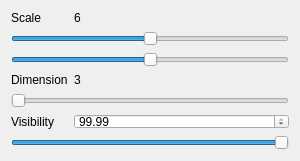
The window that AdenitaCoreSE/form/SEAdenitaVisualModelProperties.ui (edellano/Adenita-SAMSON-Edition) describes before a commit, drawn with Qt 5.
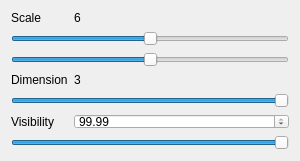
The same window after the commit.

Commit message: started working on changing conformation in the visual model through ui

Diff of the .ui file:
```diff
--- a/AdenitaCoreSE/form/SEAdenitaVisualModelProperties.ui
+++ b/AdenitaCoreSE/form/SEAdenitaVisualModelProperties.ui
@@ -117,6 +117,12 @@
      </item>
      <item row="4" column="0" colspan="2">
       <widget class="QSlider" name="hslDimension">
+       <property name="maximum">
+        <number>3</number>
+       </property>
+       <property name="value">
+        <number>3</number>
+       </property>
        <property name="orientation">
         <enum>Qt::Horizontal</enum>
        </property>
```
Left out of the diff: 21 changed lines with no effect on the pictures. The commit also changes 4 other files.
